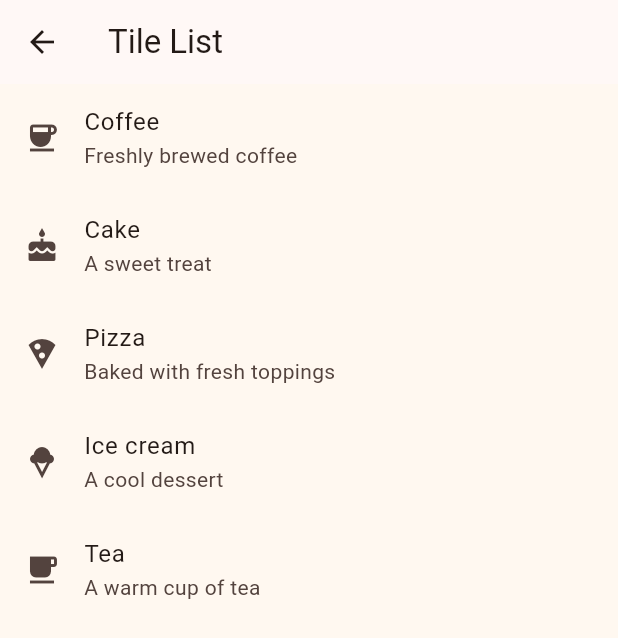
After one commit to asadali313/mad, a Flutter app: the TileListPage screen opened directly, on a phone screen of 412 x 824 dp. The commit adds this screen. Shown: the top 638 px of the screen. Run offline on Flutter 3.47's test engine with Material 3 defaults, Android fonts, the phone set to English and light mode, and no system bars.

Commit message:
Added Title Listing Page UI

```diff
--- a/lib/main.dart
+++ b/lib/main.dart
@@ -3,6 +3,7 @@ import 'package:flutter/material.dart';
 import 'bottom_nav_bar.dart';
 import 'cv.dart';
 import 'menu.dart';
+import 'tile_list_page.dart';
 
 void main() => runApp(const CafeApp());
 
@@ -162,6 +163,21 @@ class _LoginPageState extends State<LoginPage> {
             child: const Text('View CV'),
           ),
         ),
+        const SizedBox(height: 8),
+        SizedBox(
+          width: double.infinity,
+          child: OutlinedButton(
+            onPressed: () {
+              Navigator.push(
+                context,
+                MaterialPageRoute(
+                  builder: (context) => const TileListPage(),
+                ),
+              );
+            },
+            child: const Text('Tile List'),
+          ),
+        ),
         const SizedBox(height: 16),
         TextButton(
           onPressed: () => setState(() {
--- /dev/null
+++ b/lib/tile_list_page.dart
@@ -0,0 +1,41 @@
+import 'package:flutter/material.dart';
+
+class TileListPage extends StatelessWidget {
+  const TileListPage({super.key});
+
+  @override
+  Widget build(BuildContext context) {
+    return Scaffold(
+      appBar: AppBar(title: const Text('Tile List')),
+      body: ListView(
+        children: const [
+          ListTile(
+            leading: Icon(Icons.coffee),
+            title: Text('Coffee'),
+            subtitle: Text('Freshly brewed coffee'),
+          ),
+          ListTile(
+            leading: Icon(Icons.cake),
+            title: Text('Cake'),
+            subtitle: Text('A sweet treat'),
+          ),
+          ListTile(
+            leading: Icon(Icons.local_pizza),
+            title: Text('Pizza'),
+            subtitle: Text('Baked with fresh toppings'),
+          ),
+          ListTile(
+            leading: Icon(Icons.icecream),
+            title: Text('Ice cream'),
+            subtitle: Text('A cool dessert'),
+          ),
+          ListTile(
+            leading: Icon(Icons.local_cafe),
+            title: Text('Tea'),
+            subtitle: Text('A warm cup of tea'),
+          ),
+        ],
+      ),
+    );
+  }
+}
```
